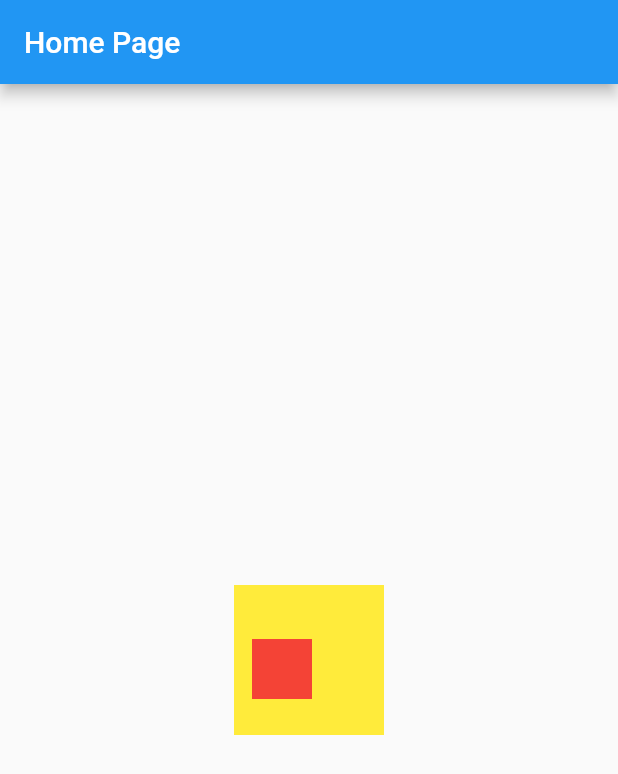
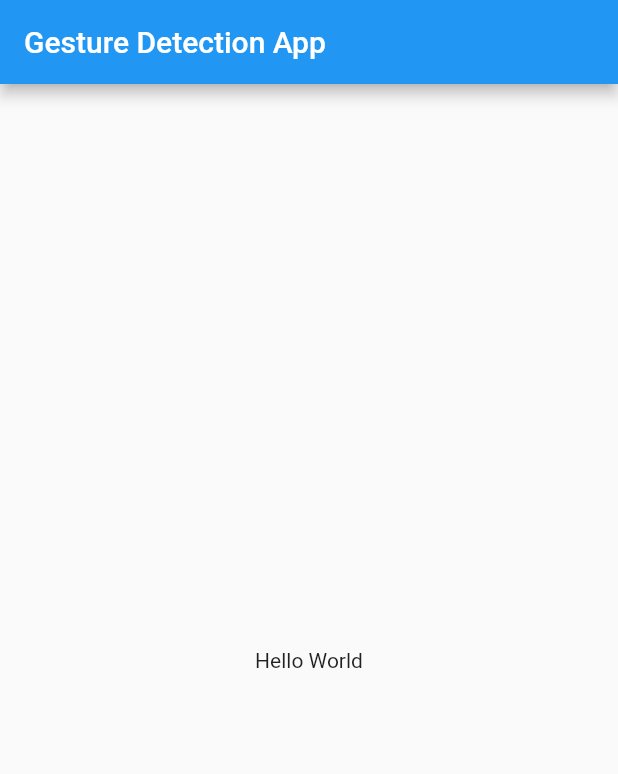
Before and after one commit to cycy14758/fluutter, a Flutter app: the screen it shows after launch, on a phone screen of 412 x 824 dp. Shown: the top 774 px of the screen. Run offline on Flutter 3.47's test engine with Material 2 defaults, Android fonts, the phone set to English and light mode, and no system bars.

Commit message:
seconde  commit

```diff
--- a/lib/main.dart
+++ b/lib/main.dart
@@ -1,48 +1,55 @@
 import 'package:flutter/material.dart';
 
 void main() {
-  runApp(const MyApp());
+  runApp(MyApp());
 }
 
 class MyApp extends StatelessWidget {
-  const MyApp({Key? key}) : super(key: key);
-
   @override
   Widget build(BuildContext context) {
     return MaterialApp(
-      title: 'Hello World demo application',
-      theme: ThemeData(
-        primarySwatch: Colors.blue,
+      home: MyHomePage(),
+    );
+  }
+}
+
+class MyHomePage extends StatelessWidget {
+  @override
+  Widget build(BuildContext context) {
+    return Scaffold(
+      appBar: AppBar(
+        title: Text('Gesture Detection App'),
       ),
-      home: Scaffold(
-        appBar: AppBar(
-          title: Text('Home Page'),
-        ),
-        body: Center(
-          child: MyButton(),
+      body: Center(
+        child: GestureDetector(
+          onTap: () {
+            _showDialog(context);
+          },
+          child: Text('Hello World'),
         ),
       ),
     );
   }
-}
 
-class MyButton extends StatelessWidget {
-  @override
-  Widget build(BuildContext context) {
-    return Center(
-      child: Container(
-        height: 100.0,
-        width: 100.0,
-        color: Colors.yellow,
-        child: Align(
-          alignment: FractionalOffset(0.2, 0.6),
-          child: Container(
-            height: 40.0,
-            width: 40.0,
-            color: Colors.red,
-          ),
-        ),
-      ),
+  void _showDialog(BuildContext context) {
+    showDialog(
+      context: context,
+      builder: (BuildContext context) {
+        return AlertDialog(
+          title: Text("Message"),
+          content: Text("Hello World"),
+       actions: <Widget>[
+  TextButton(
+    child: Text("Close"),
+    onPressed: () {
+      Navigator.of(context).pop();
+    },
+  ),
+],
+
+
+        );
+      },
     );
   }
 }
```
